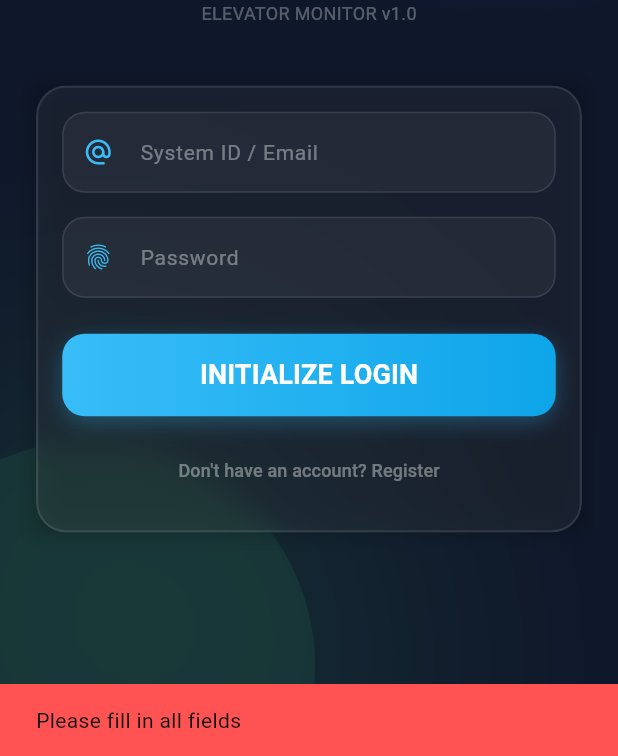
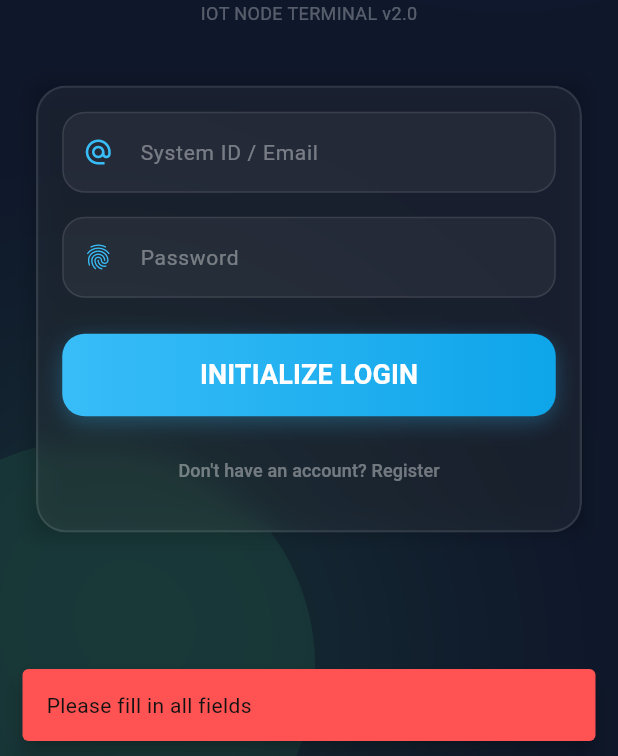
Before and after one commit to Art-Invis/mobile_flutter_iot, a Flutter app: the screen it shows after launch, after a tap on "INITIALIZE LOGIN", on a phone screen of 412 x 824 dp, the part 480-1236 px from its top. Run offline on Flutter 3.47's test engine with Material 3 defaults, Android fonts, the phone set to English and light mode, and no system bars; our stand-ins replace connectivity_plus, flutter_secure_storage, shared_preferences; missing offline and left inert: shake; accounts and stored records are empty; statements that could not run were skipped.

Commit message:
Implement secure auth and provider

```diff
--- a/lib/main.dart
+++ b/lib/main.dart
@@ -1,23 +1,32 @@
 import 'package:flutter/material.dart';
+import 'package:mobile_flutter_iot/providers/auth_provider.dart';
+import 'package:mobile_flutter_iot/providers/mqtt_provider.dart';
 import 'package:mobile_flutter_iot/screens/auth/login_screen.dart';
 import 'package:mobile_flutter_iot/screens/auth/register_screen.dart';
 import 'package:mobile_flutter_iot/screens/home/details_screen.dart';
 import 'package:mobile_flutter_iot/screens/main/main_wrapper.dart';
-import 'package:shared_preferences/shared_preferences.dart';
+import 'package:mobile_flutter_iot/services/connectivity_service.dart';
+import 'package:provider/provider.dart';
 
 void main() async {
   WidgetsFlutterBinding.ensureInitialized();
 
-  final prefs = await SharedPreferences.getInstance();
+  final authProvider = AuthProvider();
+  await authProvider.checkAuth();
 
-  final bool isLoggedIn = prefs.getBool('isLoggedIn') ?? false;
-
-  runApp(SmartWorkspaceApp(isLoggedIn: isLoggedIn));
+  runApp(
+    MultiProvider(
+      providers: [
+        ChangeNotifierProvider.value(value: authProvider),
+        ChangeNotifierProvider(create: (_) => MqttProvider()),
+      ],
+      child: const SmartWorkspaceApp(),
+    ),
+  );
 }
 
 class SmartWorkspaceApp extends StatelessWidget {
-  final bool isLoggedIn;
-  const SmartWorkspaceApp({required this.isLoggedIn, super.key});
+  const SmartWorkspaceApp({super.key});
 
   @override
   Widget build(BuildContext context) {
@@ -34,9 +43,7 @@ class SmartWorkspaceApp extends StatelessWidget {
           error: Color(0xFFF87171),
         ),
       ),
-
-      home: isLoggedIn ? const MainWrapper() : const LoginScreen(),
-
+      home: const RootHandler(),
       routes: {
         '/login': (context) => const LoginScreen(),
         '/register': (context) => const RegisterScreen(),
@@ -46,3 +53,57 @@ class SmartWorkspaceApp extends StatelessWidget {
     );
   }
 }
+
+class RootHandler extends StatefulWidget {
+  const RootHandler({super.key});
+
+  @override
+  State<RootHandler> createState() => _RootHandlerState();
+}
+
+class _RootHandlerState extends State<RootHandler> {
+  @override
+  void initState() {
+    super.initState();
+    _checkInitialConnectivity();
+  }
+
+  Future<void> _checkInitialConnectivity() async {
+    final isOnline = await ConnectivityService().hasConnection();
+
+    if (!mounted) return;
+
+    final auth = Provider.of<AuthProvider>(context, listen: false);
+
+    if (!auth.isLoggedIn) return;
+
+    WidgetsBinding.instance.addPostFrameCallback((_) {
+      if (!mounted) return;
+
+      if (!isOnline) {
+        ScaffoldMessenger.of(context).showSnackBar(
+          const SnackBar(
+            content: Text('Offline Mode: Session loaded from cache.'),
+            backgroundColor: Colors.orange,
+            behavior: SnackBarBehavior.floating,
+          ),
+        );
+      } else {
+        ScaffoldMessenger.of(context).showSnackBar(
+          const SnackBar(
+            content: Text('System Online. Syncing data...'),
+            backgroundColor: Color(0xFF4ADE80),
+            behavior: SnackBarBehavior.floating,
+            duration: Duration(seconds: 2),
+          ),
+        );
+      }
+    });
+  }
+
+  @override
+  Widget build(BuildContext context) {
+    final auth = context.watch<AuthProvider>();
+    return auth.isLoggedIn ? const MainWrapper() : const LoginScreen();
+  }
+}
--- /dev/null
+++ b/lib/providers/auth_provider.dart
@@ -0,0 +1,41 @@
+import 'package:flutter/material.dart';
+import 'package:flutter_secure_storage/flutter_secure_storage.dart';
+import 'package:shared_preferences/shared_preferences.dart';
+
+class AuthProvider with ChangeNotifier {
+  final _storage = const FlutterSecureStorage();
+  bool _isLoggedIn = false;
+  String? _userEmail;
+
+  bool get isLoggedIn => _isLoggedIn;
+  String? get userEmail => _userEmail;
+
+  Future<void> checkAuth() async {
+    final prefs = await SharedPreferences.getInstance();
+    _isLoggedIn = prefs.getBool('isLoggedIn') ?? false;
+    _userEmail = await _storage.read(key: 'user_email');
+    notifyListeners();
+  }
+
+  Future<void> login(String email, String password) async {
+    final prefs = await SharedPreferences.getInstance();
+
+    await prefs.setBool('isLoggedIn', true);
+    await _storage.write(key: 'user_email', value: email);
+    await _storage.write(key: 'user_password', value: password);
+
+    _isLoggedIn = true;
+    _userEmail = email;
+    notifyListeners();
+  }
+
+  Future<void> logout() async {
+    final prefs = await SharedPreferences.getInstance();
+    await prefs.setBool('isLoggedIn', false);
+    await _storage.deleteAll();
+
+    _isLoggedIn = false;
+    _userEmail = null;
+    notifyListeners();
+  }
+}
--- a/lib/screens/auth/login_screen.dart
+++ b/lib/screens/auth/login_screen.dart
@@ -1,10 +1,12 @@
 import 'package:flutter/material.dart';
+import 'package:mobile_flutter_iot/providers/auth_provider.dart';
 import 'package:mobile_flutter_iot/repository/local_user_repository.dart';
+import 'package:mobile_flutter_iot/services/connectivity_service.dart';
 import 'package:mobile_flutter_iot/widgets/blur_blob.dart';
 import 'package:mobile_flutter_iot/widgets/glass_card.dart';
 import 'package:mobile_flutter_iot/widgets/glass_input.dart';
 import 'package:mobile_flutter_iot/widgets/primary_button.dart';
-import 'package:shared_preferences/shared_preferences.dart';
+import 'package:provider/provider.dart';
 
 class LoginScreen extends StatefulWidget {
   const LoginScreen({super.key});
@@ -16,7 +18,7 @@ class LoginScreen extends StatefulWidget {
 class _LoginScreenState extends State<LoginScreen> {
   final _emailController = TextEditingController();
   final _passwordController = TextEditingController();
-
+  final _connectivity = ConnectivityService();
   final _userRepository = LocalUserRepository();
 
   void _handleLogin() async {
@@ -28,13 +30,23 @@ class _LoginScreenState extends State<LoginScreen> {
       return;
     }
 
+    final bool isOnline = await _connectivity.hasConnection();
+    if (!mounted) return;
+
+    if (!isOnline) {
+      _showStatusMessage('No Internet! Access denied.', isError: true);
+      return;
+    }
+
     final isValid = await _userRepository.validateCredentials(email, password);
+    if (!mounted) return;
+
 
     if (isValid) {
-      final prefs = await SharedPreferences.getInstance();
-      await prefs.setBool('isLoggedIn', true);
+      if (mounted) {
+        await context.read<AuthProvider>().login(email, password);
+        if (!mounted) return;
 
-      if (mounted) {
         _showStatusMessage('Access Granted. Welcome back!');
         Navigator.pushReplacementNamed(context, '/main');
       }
@@ -49,8 +61,9 @@ class _LoginScreenState extends State<LoginScreen> {
     ScaffoldMessenger.of(context).showSnackBar(
       SnackBar(
         content: Text(message),
-        backgroundColor: isError ? Colors.redAccent : Colors.green,
+        backgroundColor: isError ? Colors.redAccent : const Color(0xFF4ADE80),
         duration: const Duration(seconds: 2),
+        behavior: SnackBarBehavior.floating,
       ),
     );
   }
@@ -96,7 +109,7 @@ class _LoginScreenState extends State<LoginScreen> {
                       ),
                     ),
                     const Text(
-                      'ELEVATOR MONITOR v1.0',
+                      'IOT NODE TERMINAL v2.0',
                       style: TextStyle(color: Colors.white30, fontSize: 12),
                     ),
                     const SizedBox(height: 40),
```
Also changed, not shown: lib/screens/auth/register_screen.dart (+23 -10 lines).
